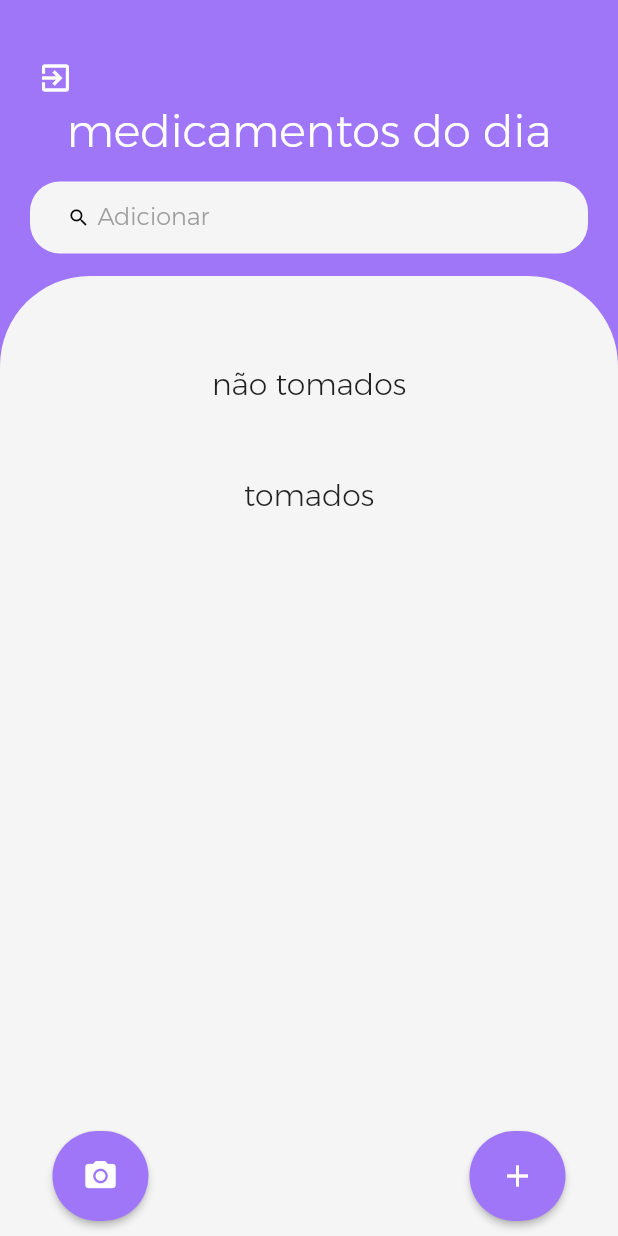
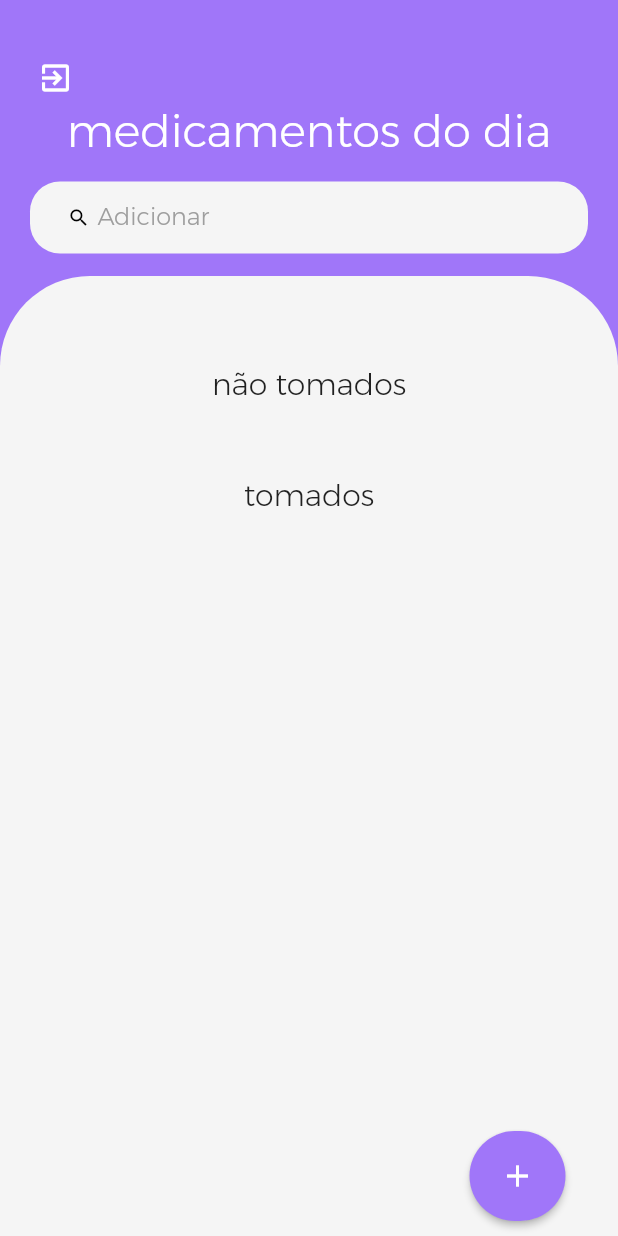
Before and after one commit to hunteradv/gmed, a Flutter app: the DrugListPage screen opened by its route, on a phone screen of 412 x 824 dp. Run offline on Flutter 3.47's test engine with Material 2 defaults, Android fonts, the light colour scheme and no system bars; drawn by our look-alikes of flutter_typeahead; our stand-ins replace cloud_firestore, firebase_auth, firebase_core, flutter_local_notifications, timezone; missing offline and left inert: autocomplete_textfield; accounts and stored records are empty.

Commit message:
2023-11-12: Removido botão de camera da tela de listagem

```diff
--- a/lib/drugList.dart
+++ b/lib/drugList.dart
@@ -371,17 +371,8 @@ class DrugListPage extends StatelessWidget {
         child: Container(
           margin: const EdgeInsets.fromLTRB(35, 0, 35, 0),
           child: Row(
-            mainAxisAlignment: MainAxisAlignment.spaceBetween,
+            mainAxisAlignment: MainAxisAlignment.end,
             children: [
-              ElevatedButton(
-                onPressed: () {},
-                style: ElevatedButton.styleFrom(
-                    backgroundColor: const Color(0xFFA076F9),
-                    fixedSize: const Size(60, 60),
-                    shape: RoundedRectangleBorder(
-                        borderRadius: BorderRadius.circular(50))),
-                child: const Icon(Icons.camera_alt),
-              ),
               ElevatedButton(
                 onPressed: () {
                   Navigator.pushNamed(context, "/drugDetail",
@@ -391,7 +382,7 @@ class DrugListPage extends StatelessWidget {
                     backgroundColor: const Color(0xFFA076F9),
                     fixedSize: const Size(60, 60),
                     shape: RoundedRectangleBorder(
-                        borderRadius: BorderRadius.circular(50))),
+                        borderRadius: BorderRadius.circular(100))),
                 child: const Icon(Icons.add),
               )
             ],
```
